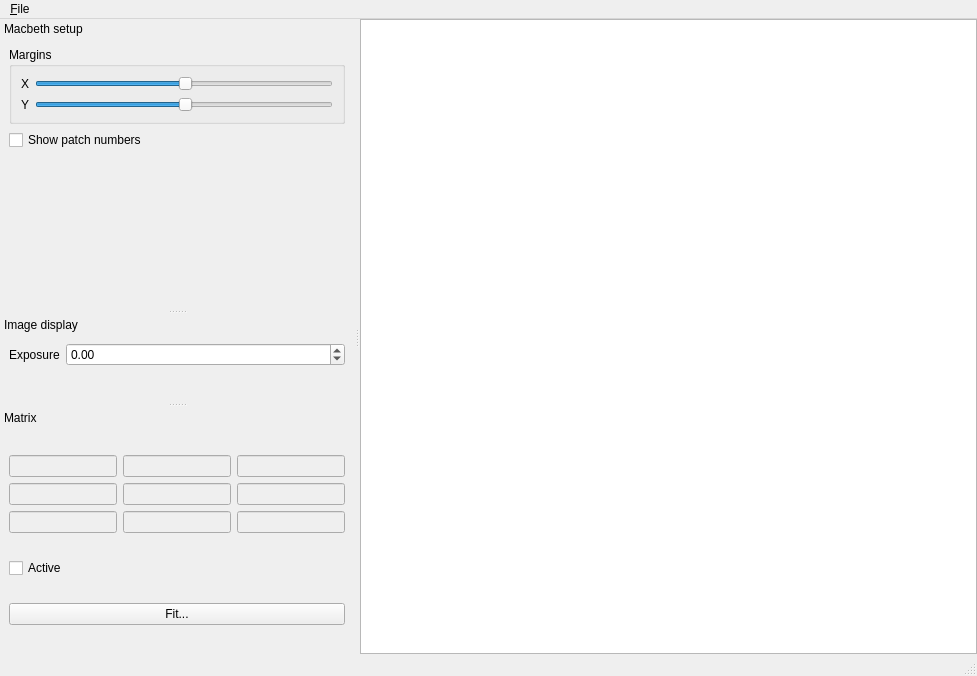
The window that apps/gui/mainwindow.ui (afichet/camera-calibration) describes before a commit, drawn with Qt 5.
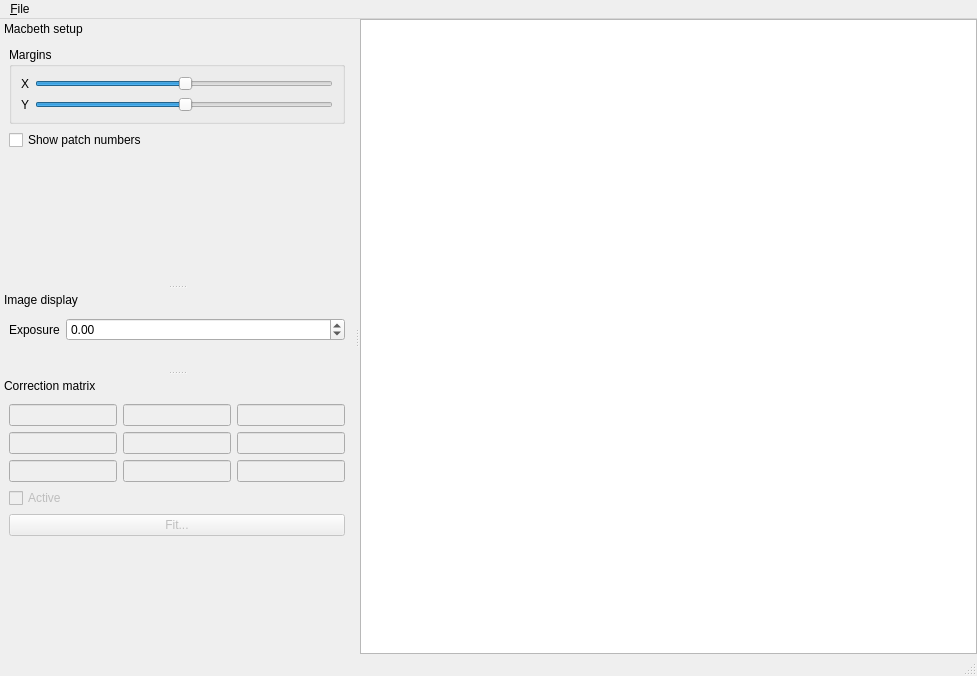
The same window after the commit. Custom widgets are drawn as their Qt base class.

Commit message: Export matrix from the GUI

```diff
--- a/apps/gui/mainwindow.ui
+++ b/apps/gui/mainwindow.ui
@@ -168,7 +168,7 @@
     <set>QDockWidget::DockWidgetMovable</set>
    </property>
    <property name="windowTitle">
-    <string>Matrix</string>
+    <string>Correction matrix</string>
    </property>
    <attribute name="dockWidgetArea">
     <number>1</number>
@@ -244,6 +244,9 @@
      </item>
      <item>
       <widget class="QCheckBox" name="activeMatrix">
+       <property name="enabled">
+        <bool>false</bool>
+       </property>
        <property name="text">
         <string>Active</string>
        </property>
@@ -251,11 +254,27 @@
      </item>
      <item>
       <widget class="QPushButton" name="buttonFit">
+       <property name="enabled">
+        <bool>false</bool>
+       </property>
        <property name="text">
         <string>Fit...</string>
        </property>
       </widget>
      </item>
+     <item>
+      <spacer name="verticalSpacer_2">
+       <property name="orientation">
+        <enum>Qt::Vertical</enum>
+       </property>
+       <property name="sizeHint" stdset="0">
+        <size>
+         <width>20</width>
+         <height>40</height>
+        </size>
+       </property>
+      </spacer>
+     </item>
     </layout>
    </widget>
   </widget>
```
Left out of the diff: 77 changed lines with no effect on the pictures. The commit also changes 4 other files.
